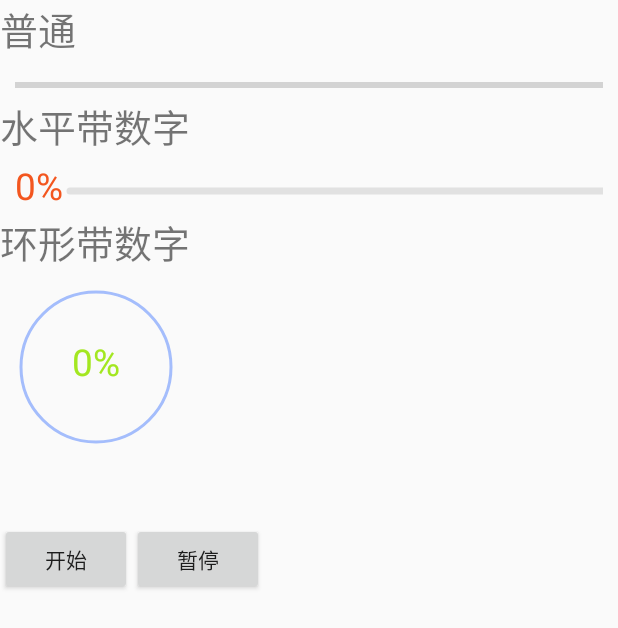
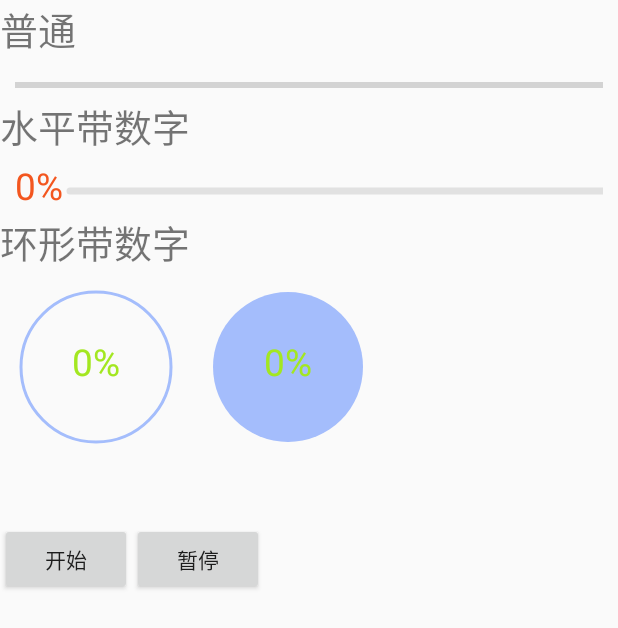
Before and after one commit to YJwbp/AndroidStudy, an Android app: the layout activity_progress_bar_customed.xml on its own in the app's theme, with its tools: preview values and no code run, on a phone screen of 412 x 824 dp. Shown: the top 628 px of the screen. Run offline under Robolectric (Android 15) with nearby library versions, the light colour scheme and no system bars.

Commit message:
增加扇形进度条

```diff
--- a/app/src/main/java/com/example/wbp/practice/activity/CustomProgressBarActivity.java
+++ b/app/src/main/java/com/example/wbp/practice/activity/CustomProgressBarActivity.java
@@ -7,6 +7,7 @@ import android.util.Log;
 import android.widget.Button;
 
 import com.example.wbp.practice.R;
+import com.example.wbp.practice.views.FanProgressBar;
 import com.example.wbp.practice.views.HorizontalProgressBarWithNumber;
 import com.example.wbp.practice.views.RoundProgressBarWithNumber;
 
@@ -27,6 +28,8 @@ public class CustomProgressBarActivity extends Activity {
 	HorizontalProgressBarWithNumber mProgressBar;
 	@ViewById(R.id.progress_bar_round)
 	RoundProgressBarWithNumber mProgressBarRound;
+	@ViewById(R.id.progress_bar_fan)
+	FanProgressBar fanProgressBar;
 	@ViewById(R.id.btn_start)
 	Button btnStart;
 	@ViewById(R.id.btn_pause)
@@ -42,6 +45,7 @@ public class CustomProgressBarActivity extends Activity {
 		mProgressBar.setProgress(0);
 		progressBar.setProgress(0);
 		mProgressBarRound.setProgress(0);
+		fanProgressBar.setProgress(0);
 		mHandler.sendEmptyMessage(MSG_PROGRESS_UPDATE);
 		Toast.makeText(this, "开始", Toast.LENGTH_SHORT).show();
 //		horizontalProgressBarWithNumber.setProgress(0);
@@ -91,6 +95,7 @@ private Handler mHandler = new Handler() {
 		mProgressBar.setProgress(++progress);
 		progressBar.setProgress(++progress);
 		mProgressBarRound.setProgress(++progress);
+		fanProgressBar.setProgress(++progress);
 		if (progress >= 100) {
 			mHandler.removeMessages(MSG_PROGRESS_UPDATE);
 
--- /dev/null
+++ b/app/src/main/java/com/example/wbp/practice/views/FanProgressBar.java
@@ -0,0 +1,47 @@
+package com.example.wbp.practice.views;
+
+import android.content.Context;
+import android.graphics.Canvas;
+import android.graphics.Paint;
+import android.graphics.RectF;
+import android.util.AttributeSet;
+
+/**
+ * Created by new on 15/8/11.
+ */
+public class FanProgressBar extends RoundProgressBarWithNumber {
+	public FanProgressBar(Context context, AttributeSet attrs) {
+		super(context, attrs);
+	}
+
+	@Override
+	protected synchronized void onDraw(Canvas canvas) {
+		String text = getProgress() + "%";
+		int textWidth = (int) mPaint.measureText(text);
+
+		canvas.save();
+		canvas.translate(getPaddingLeft(), getPaddingTop());
+		// 绘制未达到的进度条
+		// 防止再次绘制Style被覆盖
+		mPaint.setStyle(Paint.Style.FILL);
+		mPaint.setColor(mUnReachedBarColor);
+		// 注意半径、圆心的选择
+		canvas.drawCircle(totalWidth / 2, totalWidth / 2, mRadius, mPaint);
+
+		// 绘制达到的进度条
+		mPaint.setColor(mReachedBarColor);
+		float sweepAngle = getProgress() * 1.0f / getMax() * 360;
+		// 关于绘制 drawArc ，得到的结果会fit inside,
+		canvas.drawArc(
+				new RectF(totalWidth / 2 - mRadius, totalHeight / 2 - mRadius,
+						totalWidth / 2 + mRadius, totalHeight / 2 + mRadius),
+				0, sweepAngle, true, mPaint);
+
+		// 绘制进度数字
+		mPaint.setColor(mTextColor);
+		canvas.drawText(text, totalWidth / 2 - textWidth / 2, totalWidth / 2
+				+ mPaint.descent(), mPaint);
+
+		canvas.restore();
+	}
+}
--- a/app/src/main/java/com/example/wbp/practice/views/RoundProgressBarWithNumber.java
+++ b/app/src/main/java/com/example/wbp/practice/views/RoundProgressBarWithNumber.java
@@ -14,11 +14,11 @@ import com.example.wbp.practice.R;
  */
 public class RoundProgressBarWithNumber extends HorizontalProgressBarWithNumber {
 
-	private static final int DEFAULT_RADIUS = 30;
-	private int mRadius = 0;
-	private int paintWidth = 0;
-	private int totalWidth = 0;
-	private int totalHeight = 0;
+	protected static final int DEFAULT_RADIUS = 30;
+	protected int mRadius = 0;
+	protected int paintWidth = 0;
+	protected int totalWidth = 0;
+	protected int totalHeight = 0;
 
 	public RoundProgressBarWithNumber(Context context, AttributeSet attrs) {
 		this(context, attrs, 0);
--- a/app/src/main/res/layout/activity_progress_bar_customed.xml
+++ b/app/src/main/res/layout/activity_progress_bar_customed.xml
@@ -67,6 +67,23 @@
         progress:progress_text_size="@dimen/font_4"
         round:radius="@dimen/radius"
         />
+    <com.example.wbp.practice.views.FanProgressBar
+        android:id="@+id/progress_bar_fan"
+        android:layout_width="wrap_content"
+        android:layout_height="wrap_content"
+        android:layout_below="@+id/tv_round"
+        android:layout_marginLeft="@dimen/progress_bar_margin_left"
+        android:layout_marginRight="@dimen/progress_bar_margin_right"
+        android:layout_marginTop="@dimen/universal_interval"
+        android:layout_toRightOf="@+id/progress_bar_round"
+        progress:progress_unreached_color="@color/color_item_12"
+        progress:progress_reached_color="@color/color_item_15"
+        progress:progress_text_color="@color/color_item_10"
+        progress:progress_reached_bar_height="@dimen/progress_reached_bar_height_round"
+        progress:progress_unreached_bar_height="@dimen/progress_unreached_bar_height_round"
+        progress:progress_text_size="@dimen/font_4"
+        round:radius="@dimen/radius"
+        />
 
     <Button
         android:id="@+id/btn_start"
```
